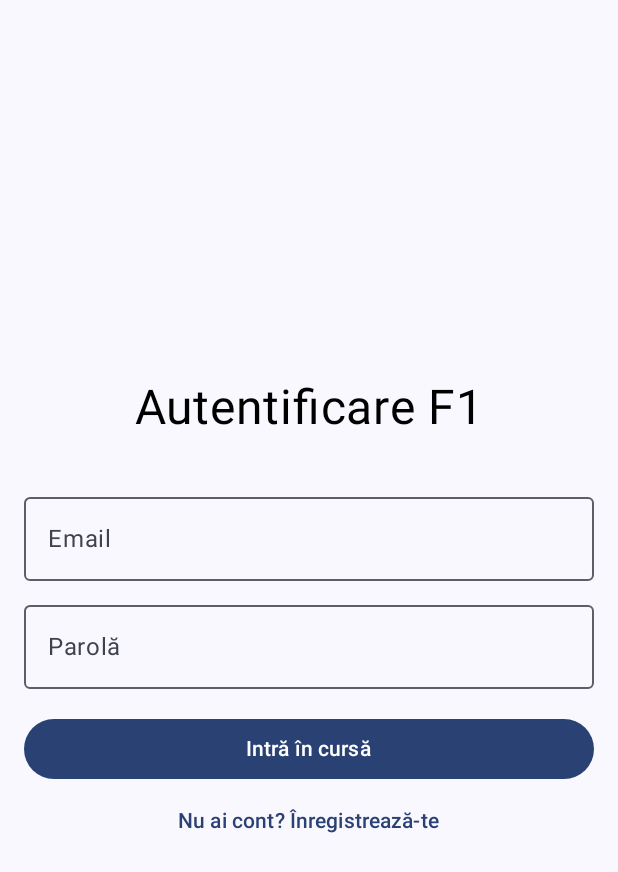
After one commit to BiancaGenovu/SMA-, an Android app built with Jetpack Compose: the LoginScreen screen opened through its navigation route, on a phone screen of 412 x 824 dp. The commit adds this screen. Shown: the top 872 px of the screen. Run offline under Robolectric (Android 15) with nearby library versions, the phone set to English and light mode, and no system bars; our stand-ins replace Firebase (no records; nobody signed in at launch, a user with empty details on screens opened directly).

Commit message:
Adaugare login si scor salvat in leaderboard

```diff
--- /dev/null
+++ b/app/src/main/java/com/example/f1startsimulator/LoginScreen.kt
@@ -0,0 +1,150 @@
+package com.example.f1startsimulator
+
+import android.widget.Toast
+import androidx.compose.foundation.layout.Arrangement
+import androidx.compose.foundation.layout.Column
+import androidx.compose.foundation.layout.Spacer
+import androidx.compose.foundation.layout.fillMaxSize
+import androidx.compose.foundation.layout.fillMaxWidth
+import androidx.compose.foundation.layout.height
+import androidx.compose.foundation.layout.padding
+import androidx.compose.material3.Button
+import androidx.compose.material3.CircularProgressIndicator
+import androidx.compose.material3.OutlinedTextField
+import androidx.compose.material3.Text
+import androidx.compose.material3.TextButton
+import androidx.compose.runtime.Composable
+import androidx.compose.runtime.getValue
+import androidx.compose.runtime.mutableStateOf
+import androidx.compose.runtime.remember
+import androidx.compose.runtime.setValue
+import androidx.compose.ui.Alignment
+import androidx.compose.ui.Modifier
+import androidx.compose.ui.graphics.Color
+import androidx.compose.ui.platform.LocalContext
+import androidx.compose.ui.text.input.PasswordVisualTransformation
+import androidx.compose.ui.unit.dp
+import androidx.compose.ui.unit.sp
+import com.google.firebase.auth.FirebaseAuth
+
+@Composable
+fun LoginScreen(onLoginSuccess: () -> Unit) {
+    val context = LocalContext.current
+    val auth = FirebaseAuth.getInstance() // "Cheia" către Firebase
+
+    // Variabile de stare pentru text
+    var email by remember { mutableStateOf("") }
+    var password by remember { mutableStateOf("") }
+
+    // Variabilă pentru erori (ex: "Parolă greșită")
+    var errorMessage by remember { mutableStateOf("") }
+
+    // Variabilă pentru încărcare (să arătăm o rotiță cât timp vorbește cu serverul)
+    var isLoading by remember { mutableStateOf(false) }
+
+    // Variabilă care decide dacă suntem pe ecranul de Login sau Register
+    // true = Login, false = Register
+    var isLoginMode by remember { mutableStateOf(true) }
+
+    Column(
+        modifier = Modifier
+            .fillMaxSize()
+            .padding(16.dp),
+        verticalArrangement = Arrangement.Center,
+        horizontalAlignment = Alignment.CenterHorizontally
+    ) {
+        // Titlul se schimbă în funcție de mod
+        Text(
+            text = if (isLoginMode) "Autentificare F1" else "Creează Cont",
+            fontSize = 32.sp,
+            color = Color.Black
+        )
+
+        Spacer(modifier = Modifier.height(32.dp))
+
+        // Câmp Email
+        OutlinedTextField(
+            value = email,
+            onValueChange = { email = it },
+            label = { Text("Email") },
+            modifier = Modifier.fillMaxWidth()
+        )
+
+        Spacer(modifier = Modifier.height(8.dp))
+
+        // Câmp Parolă
+        OutlinedTextField(
+            value = password,
+            onValueChange = { password = it },
+            label = { Text("Parolă") },
+            visualTransformation = PasswordVisualTransformation(),
+            modifier = Modifier.fillMaxWidth()
+        )
+
+        // Afișăm eroarea cu roșu, dacă există
+        if (errorMessage.isNotEmpty()) {
+            Spacer(modifier = Modifier.height(8.dp))
+            Text(text = errorMessage, color = Color.Red)
+        }
+
+        Spacer(modifier = Modifier.height(16.dp))
+
+        // Dacă se încarcă, arătăm rotița, altfel arătăm butonul
+        if (isLoading) {
+            CircularProgressIndicator()
+        } else {
+            Button(
+                onClick = {
+                    // 1. Validare simplă
+                    if (email.isEmpty() || password.isEmpty()) {
+                        errorMessage = "Completează toate câmpurile!"
+                        return@Button
+                    }
+
+                    isLoading = true // Pornim rotița
+                    errorMessage = "" // Ștergem erorile vechi
+
+                    if (isLoginMode) {
+                        // --- LOGICA DE LOGIN ---
+                        auth.signInWithEmailAndPassword(email, password)
+                            .addOnCompleteListener { task ->
+                                isLoading = false // Oprim rotița
+                                if (task.isSuccessful) {
+                                    // Succes! Navigăm la joc
+                                    onLoginSuccess()
+                                } else {
+                                    // Eroare (ex: parolă greșită)
+                                    errorMessage = "Eroare: ${task.exception?.message}"
+                                }
+                            }
+                    } else {
+                        // --- LOGICA DE ÎNREGISTRARE ---
+                        auth.createUserWithEmailAndPassword(email, password)
+                            .addOnCompleteListener { task ->
+                                isLoading = false
+                                if (task.isSuccessful) {
+                                    // Cont creat cu succes! Navigăm direct.
+                                    Toast.makeText(context, "Cont creat!", Toast.LENGTH_SHORT).show()
+                                    onLoginSuccess()
+                                } else {
+                                    errorMessage = "Eroare: ${task.exception?.message}"
+                                }
+                            }
+                    }
+                },
+                modifier = Modifier.fillMaxWidth()
+            ) {
+                // Textul de pe buton se schimbă
+                Text(if (isLoginMode) "Intră în cursă" else "Înregistrează-te")
+            }
+        }
+
+        // Butonul de jos pentru a schimba modul (Login <-> Register)
+        TextButton(onClick = {
+            isLoginMode = !isLoginMode // Schimbăm starea (true devine false și invers)
+            errorMessage = "" // Curățăm erorile când schimbăm ecranul
+        }) {
+            Text(if (isLoginMode) "Nu ai cont? Înregistrează-te" else "Ai deja cont? Autentifică-te")
+        }
+    }
+}
--- a/build.gradle.kts
+++ b/build.gradle.kts
@@ -3,4 +3,5 @@ plugins {
     alias(libs.plugins.android.application) apply false
     alias(libs.plugins.kotlin.android) apply false
     alias(libs.plugins.kotlin.compose) apply false
+    id("com.google.gms.google-services") version "4.4.2" apply false
 }
```
Also changed, not shown: app/build.gradle.kts (+8 -0 lines), app/src/main/java/com/example/f1startsimulator/LeaderboardScreen.kt (added, +104 -0 lines), app/src/main/java/com/example/f1startsimulator/MainActivity.kt (+122 -113 lines), 1 other file.
